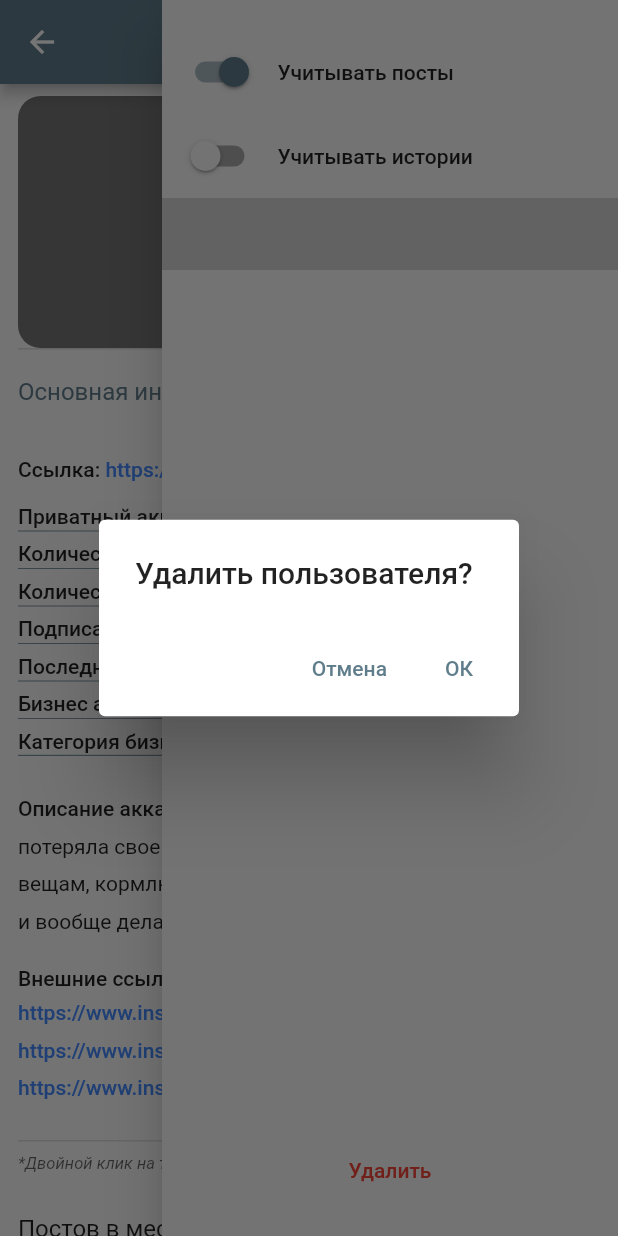
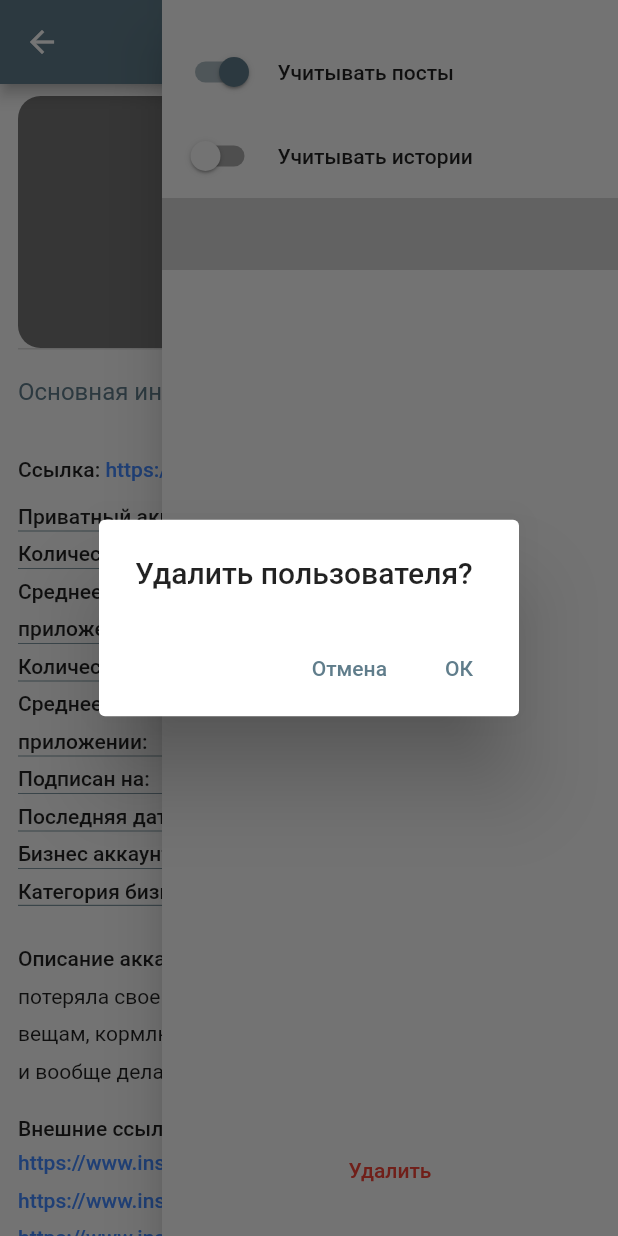
Before and after one commit to VladBalashov33/diplom_v1, a Flutter app: the DetailUserScreen screen opened directly with empty values, after a tap on "Основная информация", after a tap on the "menu" icon, after a tap on "Удалить", on a phone screen of 412 x 824 dp. Run offline on Flutter 3.47's test engine with Material 2 defaults, Android fonts, the phone set to English and light mode, and no system bars; drawn by our look-alikes of cached_network_image; our stand-ins replace bloc, bot_toast, dio, flutter_bloc, flutter_html, flutter_linkify and 6 more; missing offline and left inert: date_range_form_field, shared_preferences_web, wakelock_web; accounts and stored records are empty; network calls fail; Roboto replaces fonts that are missing (customFont).

Commit message:
ср знач

```diff
--- a/lib/bloc/choose_user_bloc/choose_user_bloc.dart
+++ b/lib/bloc/choose_user_bloc/choose_user_bloc.dart
@@ -19,6 +19,10 @@ class ChooseUserBloc extends Cubit<ChooseUserState> {
   void addInitialEvent() => emit(ChooseUserInitial());
   void addLoadingEvent() => emit(ChooseUserLoading());
   void addSuccessEvent() => emit(ChooseUserSuccess());
+
+  String get meanSubs => getMean(_users, (e) => (e as User).subscribers);
+
+  String get meanPosts => getMean(_users, (e) => (e as User).countPublished);
 
   List<User> _users = const [];
 
--- a/lib/bloc/detail_user_bloc/detail_user_bloc.dart
+++ b/lib/bloc/detail_user_bloc/detail_user_bloc.dart
@@ -31,6 +31,8 @@ class DetailUserBloc extends Cubit<DetailUserState> {
   User? _user;
 
   User get user => _user ?? User();
+
+  UserPosts get allPosts => _posts;
 
   UserPosts get posts {
     if (dateRange != null) {
--- a/lib/bloc/friend_info_bloc/friend_info_bloc.dart
+++ b/lib/bloc/friend_info_bloc/friend_info_bloc.dart
@@ -13,6 +13,8 @@ class FriendInfoBloc extends Cubit<FriendInfoState> {
   }) : super(FriendInfoLoading()) {
     if (name != null) {
       _getInfo();
+    } else {
+      addInitialEvent();
     }
   }
 
--- a/lib/models/chart_item.dart
+++ b/lib/models/chart_item.dart
@@ -4,11 +4,17 @@ import 'package:diplom/models/post.dart';
 import 'package:diplom/utils/utils.dart';
 
 class ChartDataItem {
-  const ChartDataItem(this.date, this.item, {required this.links});
+  const ChartDataItem(
+    this.date,
+    this.item, {
+    required this.links,
+    this.posts,
+  });
 
   final DateTime date;
   final int item;
   final List<String> links;
+  final List<Post>? posts;
 
   DateTime get getDay => date.toDay();
   DateTime get getHour => date.toHour();
--- a/lib/models/post.dart
+++ b/lib/models/post.dart
@@ -3,6 +3,7 @@ import 'dart:math';
 import 'package:diplom/utils/utils.dart';
 import 'package:flutter/material.dart';
 import 'package:intl/intl.dart';
+import 'package:diplom/utils/utils.dart';
 
 import 'chart_item.dart';
 import 'location.dart';
@@ -107,12 +108,34 @@ class Post {
   }
 
   DateTime get getTime => takenAt;
+  PeriodDay get getDayPeriod {
+    final date = getTime.toHour().hour;
+    if (date < 6) {
+      return PeriodDay.night;
+    } else if (date < 12) {
+      return PeriodDay.morning;
+    } else if (date < 18) {
+      return PeriodDay.day;
+    } else {
+      return PeriodDay.evening;
+    }
+  }
 }
+
+enum PeriodDay { morning, day, evening, night }
+const Map<PeriodDay, String> dayPeriodStrings = {
+  PeriodDay.morning: 'Утро',
+  PeriodDay.day: 'День',
+  PeriodDay.evening: 'Вечер',
+  PeriodDay.night: 'Ночь',
+};
 
 class UserPosts {
   final List<Post> posts;
   final Map<String, ChartStringItem> tags;
   final Map<String, ChartStringItem> usersInPhoto;
+
+  final List<int> tagsCountList = [];
 
   UserPosts({
     required this.posts,
@@ -128,6 +151,7 @@ class UserPosts {
 
   void addPost(Post post) {
     posts.add(post);
+    tagsCountList.add(post.tags.length);
     for (var i in post.tags) {
       tags.update(
           i,
@@ -225,8 +249,14 @@ class UserPosts {
           date,
           value.item + 1,
           links: value.links..add(posts[i].link),
+          posts: value.posts?..add(posts[i]),
         ),
-        ifAbsent: () => ChartDataItem(date, 1, links: [posts[i].link]),
+        ifAbsent: () => ChartDataItem(
+          date,
+          1,
+          links: [posts[i].link],
+          posts: [posts[i]],
+        ),
       );
     }
     return _map.values.toList();
@@ -258,4 +288,88 @@ class UserPosts {
     }
     return _map.values.toList();
   }
+
+  String get meanLikes => getMean(posts, (e) => (e as Post).likeCount);
+
+  String get meanComment => getMean(posts, (e) => (e as Post).commentCount);
+
+  String get meanTags => getMean(tagsCountList, (e) => e as int);
 }
+
+class PostFunc {
+  const PostFunc._();
+
+  static List<ChartStringItem> postAmongDayPeriod(List<Post> value) {
+    var _morning = 0;
+    var _day = 0;
+    var _evening = 0;
+    var _night = 0;
+    final _morningLinks = <String>[];
+    final _dayLinks = <String>[];
+    final _eveningLinks = <String>[];
+    final _nightLinks = <String>[];
+    for (var i = 0; i < value.length; i++) {
+      switch (value[i].getDayPeriod) {
+        case PeriodDay.morning:
+          _morning++;
+          _morningLinks.add(value[i].link);
+          break;
+        case PeriodDay.day:
+          _day++;
+          _dayLinks.add(value[i].link);
+          break;
+        case PeriodDay.evening:
+          _evening++;
+          _eveningLinks.add(value[i].link);
+          break;
+        case PeriodDay.night:
+          _night++;
+          _nightLinks.add(value[i].link);
+          break;
+      }
+    }
+    return [
+      ChartStringItem(
+        dayPeriodStrings[PeriodDay.morning]!,
+        _morning,
+        _morningLinks,
+      ),
+      ChartStringItem(
+        dayPeriodStrings[PeriodDay.day]!,
+        _day,
+        _dayLinks,
+      ),
+      ChartStringItem(
+        dayPeriodStrings[PeriodDay.evening]!,
+        _evening,
+        _eveningLinks,
+      ),
+      ChartStringItem(
+        dayPeriodStrings[PeriodDay.night]!,
+        _night,
+        _nightLinks,
+      ),
+    ];
+  }
+
+  static Map<PeriodDay, String> dayPeriodMean(
+      List<ChartDataItem> postPerPeriod) {
+    final resList = <List<ChartStringItem>>[];
+    for (var i in postPerPeriod) {
+      resList.add(postAmongDayPeriod(i.posts ?? []));
+    }
+    return {
+      PeriodDay.morning:
+          getMeanFloat(resList, (e) => (e as List<ChartStringItem>)[0].item),
+      PeriodDay.day:
+          getMeanFloat(resList, (e) => (e as List<ChartStringItem>)[1].item),
+      PeriodDay.evening:
+          getMeanFloat(resList, (e) => (e as List<ChartStringItem>)[2].item),
+      PeriodDay.night:
+          getMeanFloat(resList, (e) => (e as List<ChartStringItem>)[3].item),
+    };
+  }
+
+  static String meanPost(List<ChartDataItem> postPerPeriod) =>
+      getMeanFloat(postPerPeriod, (e) => (e as ChartDataItem).item);
+}
--- a/lib/screens/detail_user/detail_user_screen.dart
+++ b/lib/screens/detail_user/detail_user_screen.dart
@@ -1,11 +1,17 @@
+// ignore_for_file: lines_longer_than_80_chars
+
 import 'package:diplom/bloc/choose_user_bloc/choose_user_bloc.dart';
 import 'package:diplom/bloc/detail_user_bloc/detail_user_bloc.dart';
+import 'package:diplom/models/chart_item.dart';
+import 'package:diplom/models/post.dart';
 import 'package:diplom/screens/links_screen.dart';
 import 'package:diplom/utils/utils.dart';
 import 'package:diplom/widgets/calendar.dart';
 import 'package:diplom/widgets/charts/chart_day_post.dart';
 import 'package:diplom/widgets/charts/chart_like_count.dart';
+import 'package:diplom/widgets/charts/chart_true_false.dart';
 import 'package:diplom/widgets/charts/chart_user_count.dart';
+import 'package:diplom/widgets/custom_table.dart';
 import 'package:diplom/widgets/html_container.dart';
 import 'package:flutter/material.dart';
 import 'package:intl/intl.dart';
@@ -67,19 +73,38 @@ class _Body extends StatelessWidget {
   @override
   Widget build(BuildContext context) {
     final _posts = context.watch<DetailUserBloc>().posts;
+    final _allPosts = context.watch<DetailUserBloc>().allPosts;
+
+    final _dayPost = _posts.postPerPeriod(DateType.day);
+    final _monthsPost = _posts.postPerPeriod(DateType.month);
+
+    final _allDayPost = _allPosts.postPerPeriod(DateType.day);
+    final _allDaysMean = PostFunc.meanPost(_allDayPost);
+    final _allMonthsMean =
+        PostFunc.meanPost(_allPosts.postPerPeriod(DateType.month));
 
     return ListView(
       padding: Constants.listPadding,
       children: [
         const UserTitle(),
         MainInfo(user: context.watch<DetailUserBloc>().user),
-
         const _HelpText(),
         CustomExpansionTile(
           text: 'Постов в месяц',
           children: <Widget>[
+            CustomTable(children: [
+              TableRow(children: [
+                const CustomTitle('ср.з. постов в день за все время: '),
+                CustomText('$_allMonthsMean'),
+              ]),
+              TableRow(children: [
+                const CustomTitle('ср.з. постов в день за выбранный период: '),
+                CustomText('${PostFunc.meanPost(_monthsPost)}'),
+              ]),
+            ]),
+            const Padding(padding: EdgeInsets.only(top: 20)),
             ChartDayPost(
-              data: _posts.postPerPeriod(DateType.month),
+              data: _monthsPost,
               dateFormat: DateFormat.MMM(),
             )
           ],
@@ -87,21 +112,47 @@ class _Body extends StatelessWidget {
         CustomExpansionTile(
           text: 'Постов в день',
           children: <Widget>[
-            ChartDayPost(data: _posts.postPerPeriod(DateType.day))
+            CustomTable(children: [
+              TableRow(children: [
+                const CustomTitle('ср.з. постов в день за все время: '),
+                CustomText('$_allDaysMean'),
+              ]),
+              TableRow(children: [
+                const CustomTitle('ср.з. постов в день за выбранный период: '),
+                CustomText('${PostFunc.meanPost(_dayPost)}'),
+              ]),
+            ]),
+            const Padding(padding: EdgeInsets.only(top: 20)),
+            ChartDayPost(data: _dayPost)
           ],
         ),
         CustomExpansionTile(
           text: 'Постов в течении дня',
-          children: <Widget>[ChartAmongDayPost(data: _posts.postAmongDay())],
+          children: <Widget>[
+            const CustomTitle('За выбранное время: '),
+            ..._dayPeriodMean(_dayPost),
+            const CustomTitle('За все время: '),
+            ..._dayPeriodMean(_allDayPost),
+            const Padding(padding: EdgeInsets.only(top: 20)),
+            ChartCurricular(data: PostFunc.postAmongDayPeriod(_posts.posts)),
+            const Padding(padding: EdgeInsets.only(top: 20)),
+            ChartAmongDayPost(data: _posts.postAmongDay()),
+          ],
         ),
-        // CustomExpansionTile(
-        //   text: 'Количество коммерческих постов',
-        //   children: <Widget>[ChartTrueFalse(data: _posts.isCommercialData)],
-        // ),
-
         CustomExpansionTile(
           text: 'Количество лайков в постах',
           children: <Widget>[
+            CustomTable(children: [
+              TableRow(children: [
+                const CustomTitle('ср.з. лайков к посту за все время: '),
+                CustomText('${_allPosts.meanLikes}'),
+              ]),
+              TableRow(children: [
+                const CustomTitle('ср.з. лайков к посту за выбранный период: '),
+                CustomText('${_posts.meanLikes}'),
+              ]),
+            ]),
+            const Padding(padding: EdgeInsets.only(top: 20)),
             ChartLikeCount(
               data: _posts.likeCountByPostData,
               title: 'лайки',
@@ -111,16 +162,37 @@ class _Body extends StatelessWidget {
         CustomExpansionTile(
           text: 'Количество комментариев в постах',
           children: <Widget>[
+            CustomTable(children: [
+              TableRow(children: [
+                const CustomTitle('ср.з. комментариев к посту за все время: '),
+                CustomText('${_allPosts.meanComment}'),
+              ]),
+              TableRow(children: [
+                const CustomTitle(
+                    'ср.з. комментариев к посту за выбранный период: '),
+                CustomText('${_posts.meanComment}'),
+              ]),
+            ]),
+            const Padding(padding: EdgeInsets.only(top: 20)),
             ChartLikeCount(
               data: _posts.commentCountByPostData,
               title: 'комментарии',
             )
           ],
         ),
-
         CustomExpansionTile(
           text: hashtag[0],
           children: <Widget>[
+            CustomTable(children: [
+              TableRow(children: [
+                const CustomTitle('ср.з. тэгов к посту за все время: '),
+                CustomText('${_allPosts.meanTags}'),
+              ]),
+              TableRow(children: [
+                const CustomTitle('ср.з. тэгов к посту за выбранный период: '),
+                CustomText('${_posts.meanTags}'),
+              ]),
+            ]),
             ChartUserCount(
               data: _posts.getTagsChartData,
               text: hashtag,
@@ -140,6 +212,38 @@ class _Body extends StatelessWidget {
         const SafeArea(top: false, child: SizedBox()),
       ],
     );
+  }
+
+  String? dayPStr(PeriodDay per) => dayPeriodStrings[per]?.toLowerCase();
+
+  List<Widget> _dayPeriodMean(List<ChartDataItem> postPerPeriod) {
+    final items = PostFunc.dayPeriodMean(postPerPeriod);
+    return [
+      CustomTable(children: [
+        TableRow(children: [
+          CustomTitle('Cр.з. постов ${dayPStr(PeriodDay.morning)}: '),
+          CustomText('${items[PeriodDay.morning]}'),
+        ]),
+      ]),
+      CustomTable(children: [
+        TableRow(children: [
+          CustomTitle('Cр.з. постов ${dayPStr(PeriodDay.day)}: '),
+          CustomText('${items[PeriodDay.day]}'),
+        ]),
+      ]),
+      CustomTable(children: [
+        TableRow(children: [
+          CustomTitle('Cр.з. постов ${dayPStr(PeriodDay.evening)}: '),
+          CustomText('${items[PeriodDay.evening]}'),
+        ]),
+      ]),
+      CustomTable(children: [
+        TableRow(children: [
+          CustomTitle('Cр.з. постов ${dayPStr(PeriodDay.night)}: '),
+          CustomText('${items[PeriodDay.night]}'),
+        ]),
+      ]),
+    ];
   }
 }
 
--- a/lib/screens/detail_user/main_info.dart
+++ b/lib/screens/detail_user/main_info.dart
@@ -1,5 +1,6 @@
-import 'package:diplom/bloc/detail_user_bloc/detail_user_bloc.dart';
+import 'package:diplom/bloc/choose_user_bloc/choose_user_bloc.dart';
 import 'package:diplom/utils/utils.dart';
+import 'package:diplom/widgets/custom_table.dart';
 import 'package:flutter/gestures.dart';
 import 'package:flutter/material.dart';
 import 'package:url_launcher/url_launcher.dart';
@@ -21,6 +22,7 @@ class MainInfo extends StatelessWidget {
       width: 0.8,
       style: BorderStyle.solid,
     );
+
     return CustomExpansionTile(
       text: 'Основная информация',
       isExpand: isExpand,
@@ -45,20 +47,7 @@ class MainInfo extends StatelessWidget {
           ),
         ),
         const Padding(padding: EdgeInsets.only(top: 8)),
-        Align(
-          alignment: Alignment.centerLeft,
-          child: SizedBox(
-            width: 336,
-            child: Table(
-              border: TableBorder(
-                horizontalInside: _border,
-                bottom: _border,
-              ),
-              columnWidths: const {
-                0: FlexColumnWidth(3),
-                1: FlexColumnWidth(2),
-              },
-              children: [
+        CustomTable(flexFirst: 4, children: [
           TableRow(children: [
             const CustomTitle('Приватный аккаунт: '),
             CustomText('${user.isPrivet}'),
@@ -68,8 +57,16 @@ class MainInfo extends StatelessWidget {
             CustomText('${user.countPublished}'),
           ]),
           TableRow(children: [
+            const CustomTitle('Среднее количество записей в приложении: '),
+            CustomText('${context.watch<ChooseUserBloc>().meanPosts}'),
+          ]),
+          TableRow(children: [
             const CustomTitle('Количество подписчиков: '),
             CustomText('${user.subscribers}'),
+          ]),
+          TableRow(children: [
+            const CustomTitle('Среднее количество подписчиков в приложении: '),
+            CustomText('${context.watch<ChooseUserBloc>().meanSubs}'),
           ]),
           TableRow(children: [
             const CustomTitle('Подписан на: '),
@@ -88,10 +85,7 @@ class MainInfo extends StatelessWidget {
               const CustomTitle('Категория бизнес аккаунта: '),
               CustomText('${user.typeBusiness}'),
             ]),
-              ],
-            ),
-          ),
-        ),
+        ]),
         const Padding(padding: EdgeInsets.only(top: 20)),
         RichText(
           text: TextSpan(
--- a/lib/screens/links_screen.dart
+++ b/lib/screens/links_screen.dart
@@ -48,7 +48,7 @@ class LinksScreen extends StatelessWidget {
                           ? MainInfo(
                               user: context.watch<FriendInfoBloc>().friend!,
                             )
-                          : SizedBox(),
+                          : const SizedBox(),
                 ),
               Expanded(
                 child: ListView.separated(
--- a/lib/utils/extensions.dart
+++ b/lib/utils/extensions.dart
@@ -4,6 +4,28 @@ import 'package:intl/intl.dart';
 import 'package:pull_to_refresh/pull_to_refresh.dart';
 
 enum DateType { day, month, year, hour }
+
+String getMean<E, K extends Comparable<Object>>(
+  Iterable<E> items,
+  num Function(E) toKey,
+) {
+  num res = 0;
+  for (var i in items) {
+    res += toKey(i);
+  }
+  return '${res ~/ items.length}';
+}
+
+String getMeanFloat<E, K extends Comparable<Object>>(
+  Iterable<E> items,
+  num Function(E) toKey,
+) {
+  num res = 0;
+  for (var i in items) {
+    res += toKey(i);
+  }
+  return (res / items.length).toStringAsFixed(2);
+}
 
 extension Convert on DateTime {
   DateTime toDay() {
--- a/lib/widgets/charts/chart_true_false.dart
+++ b/lib/widgets/charts/chart_true_false.dart
@@ -6,30 +6,35 @@ import 'package:provider/provider.dart';
 
 import 'package:syncfusion_flutter_charts/charts.dart';
 
-class ChartTrueFalse extends StatelessWidget {
-  const ChartTrueFalse({required this.data}) : super();
+class ChartCurricular extends StatelessWidget {
+  const ChartCurricular({required this.data}) : super();
 
-  final List<ChartBoolItem> data;
+  final List<ChartStringItem> data;
 
   @override
   Widget build(BuildContext context) {
+    var all = 0;
+    for (var i in data) {
+      all += i.item;
+    }
     return SizedBox(
-      height: 300,
+      height: 250,
       child: SfCircularChart(
         tooltipBehavior: TooltipBehavior(enable: true),
-        series: <PieSeries<ChartBoolItem, bool>>[
-          PieSeries<ChartBoolItem, bool>(
+        series: <PieSeries<ChartStringItem, String>>[
+          PieSeries<ChartStringItem, String>(
             dataSource: data,
-            xValueMapper: (x, xx) => x.isBool,
+            xValueMapper: (x, xx) => x.str,
             yValueMapper: (sales, _) => sales.item,
-            dataLabelMapper: (data, count) => '${data.isBool} ${data.item}',
+            dataLabelMapper: (data, count) =>
+                '${data.str} ${(data.item / all * 100).toInt()}%',
             dataLabelSettings: const DataLabelSettings(
               isVisible: true,
               labelPosition: ChartDataLabelPosition.outside,
             ),
             // groupMode: CircularChartGroupMode.value,
             // groupTo: 7,
-            pointColorMapper: (data, _) => data.isBool ? null : Colors.red,
+            // pointColorMapper: (data, _) => data.isBool ? null : Colors.red,
             onPointDoubleTap: (point) {
               toListLinks(context, data[point.pointIndex!].links);
             },
--- /dev/null
+++ b/lib/widgets/custom_table.dart
@@ -0,0 +1,42 @@
+import 'package:diplom/utils/utils.dart';
+import 'package:flutter/material.dart';
+
+class CustomTable extends StatelessWidget {
+  const CustomTable({
+    required this.children,
+    this.flexFirst = 8,
+    Key? key,
+  }) : super(key: key);
+
+  final List<TableRow> children;
+  final double flexFirst;
+
+  @override
+  Widget build(BuildContext context) {
+    return Align(
+      alignment: Alignment.centerLeft,
+      child: SizedBox(
+        width: 370,
+        child: Table(
+          border: TableBorder(
+            horizontalInside: BorderSide(
+              color: AppColors.primary.withOpacity(0.8),
+              width: 0.8,
+              style: BorderStyle.solid,
+            ),
+            bottom: BorderSide(
+              color: AppColors.primary.withOpacity(0.8),
+              width: 0.8,
+              style: BorderStyle.solid,
+            ),
+          ),
+          columnWidths: {
+            0: FlexColumnWidth(flexFirst),
+            1: const FlexColumnWidth(2),
+          },
+          children: children,
+        ),
+      ),
+    );
+  }
+}
```
Also changed, not shown: 1 other file. Lines whose indentation alone changed are shown as unchanged.
